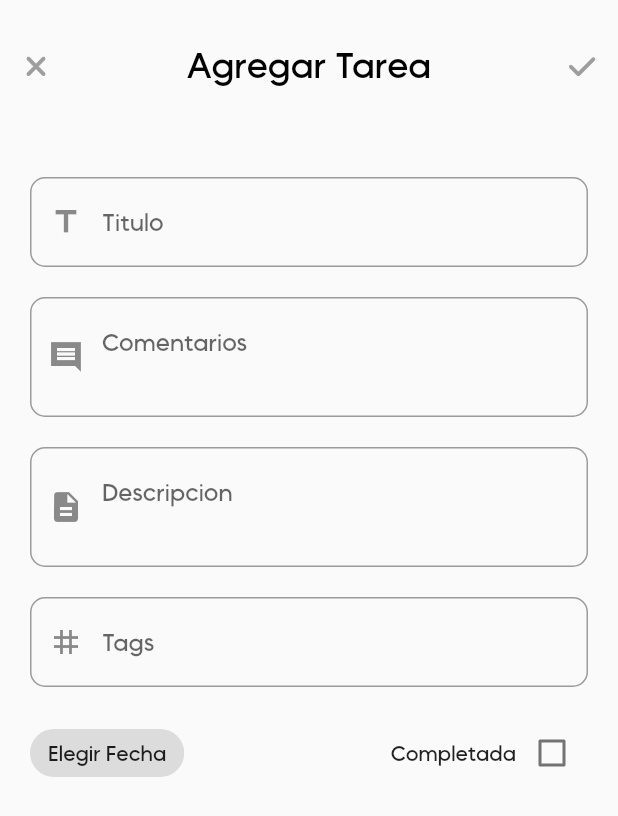
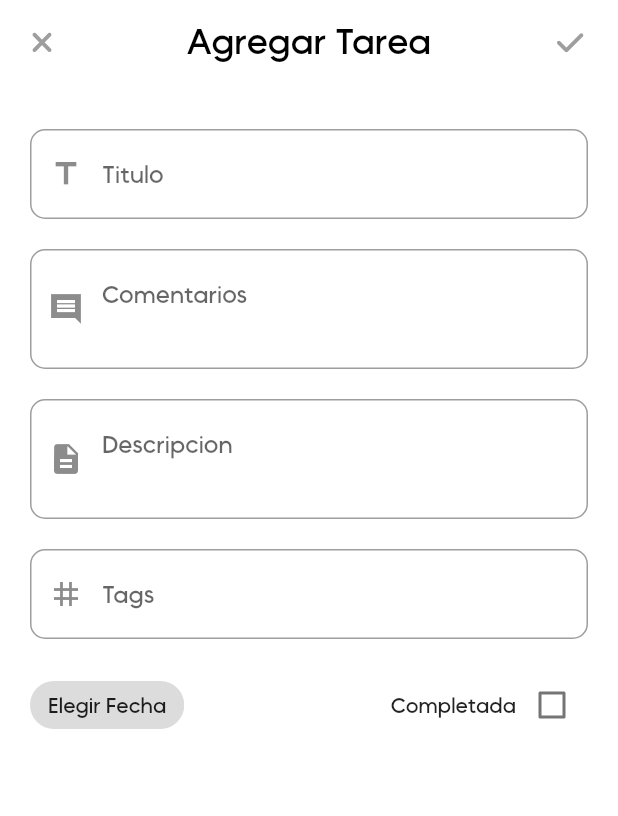
Before and after one commit to ibrhm-jz/nextline_app, a Flutter app: the EditTask screen opened directly, on a phone screen of 412 x 824 dp. Shown: the top 816 px of the screen. Run offline on Flutter 3.47's test engine with Material 2 defaults, Android fonts, the light colour scheme and no system bars; our stand-ins replace animated_splash_screen, fl_chart, fluttertoast, font_awesome_flutter, modal_bottom_sheet, salomon_bottom_bar and 1 more; network calls fail.

Commit message:
NXL-1 Refactorizacion de codigo y se agrega permiso de internet

```diff
--- a/lib/data/providers/task_provider.dart
+++ b/lib/data/providers/task_provider.dart
@@ -64,12 +64,12 @@ class TaskProvider with ChangeNotifier {
   }
 
   Future<void> orderAscendent() async {
-    taskList.sort((a, b) => b.dueDate!.compareTo(a.dueDate!));
+    taskList.sort((a, b) => b.title!.compareTo(a.title!));
     notifyListeners();
   }
 
   Future<void> orderDescendent() async {
-    taskList.sort((a, b) => a.dueDate!.compareTo(b.dueDate!));
+    taskList.sort((a, b) => a.title!.compareTo(b.title!));
     notifyListeners();
   }
 
--- a/lib/data/repository/task_repository.dart
+++ b/lib/data/repository/task_repository.dart
@@ -39,7 +39,6 @@ class TaskRepository {
     http.Response response =
         await http.put(_baseUri, body: body, headers: headers);
     final data = jsonDecode(response.body);
-    print(data);
     TaskModel task = TaskModel.fromJson(data['task']);
     return task;
   }
--- a/lib/ui/views/chart/views/chart.dart
+++ b/lib/ui/views/chart/views/chart.dart
@@ -55,8 +55,10 @@ class _ChartState extends State<Chart> {
                 ? Expanded(child: Center(child: DefaultCircularProgress()))
                 : Container(
                     child: _watch.taskList.isEmpty
-                        ? const Center(
-                            child: Text('Aun no hay datos para mostrar'),
+                        ? const Expanded(
+                            child: Center(
+                              child: Text('Aún no hay datos para mostrar'),
+                            ),
                           )
                         : Column(
                             mainAxisAlignment: MainAxisAlignment.start,
--- a/lib/ui/views/splash/splash.dart
+++ b/lib/ui/views/splash/splash.dart
@@ -1,7 +1,6 @@
 import 'package:flutter/material.dart';
 import 'package:flutter/services.dart';
 import 'package:animated_splash_screen/animated_splash_screen.dart';
-import 'package:nextline_app/ui/utils/responsive.dart';
 import 'package:nextline_app/ui/views/botom_menu/bottom_menu.dart';
 
 class Splash extends StatefulWidget {
@@ -14,7 +13,6 @@ class Splash extends StatefulWidget {
 class _SplashState extends State<Splash> {
   @override
   Widget build(BuildContext context) {
-    Responsive _responsive = new Responsive(context);
     SystemChrome.setSystemUIOverlayStyle(const SystemUiOverlayStyle(
       statusBarColor: Colors.transparent,
     ));
--- a/lib/ui/views/task/skelentons/skelenton_card.dart
+++ b/lib/ui/views/task/skelentons/skelenton_card.dart
@@ -1,5 +1,4 @@
 import 'package:flutter/material.dart';
-import 'package:nextline_app/ui/constants/colors.dart';
 import 'package:nextline_app/ui/utils/responsive.dart';
 import 'package:skeletons/skeletons.dart';
 
--- a/lib/ui/views/task/views/edit_task.dart
+++ b/lib/ui/views/task/views/edit_task.dart
@@ -7,6 +7,7 @@ import 'package:nextline_app/data/repository/task_repository.dart';
 import 'package:nextline_app/ui/utils/responsive.dart';
 import 'package:nextline_app/ui/widgets/fields/default_prefix_field.dart';
 import 'package:nextline_app/ui/widgets/loaders/default_progress_dialog.dart';
+import 'package:nextline_app/utils/toast.dart';
 import 'package:nextline_app/utils/utils.dart';
 import 'package:provider/provider.dart';
 
@@ -49,6 +50,7 @@ class _EditTaskState extends State<EditTask> {
   }
 
   _updateTask() async {
+    setState(() => _loadingTask = true);
     TaskRepository _taskRepository = TaskRepository();
     Map<String, String> _dataJson =
         await context.read<TaskProvider>().serializeData();
@@ -57,21 +59,26 @@ class _EditTaskState extends State<EditTask> {
     await context
         .read<TaskProvider>()
         .updateTask(task: response, i: widget.index!);
+    setState(() => _loadingTask = false);
+    successToast('Se edito con éxito');
     Navigator.pop(context);
     context.read<TaskProvider>().clean();
   }
 
   _createTask() async {
     try {
+      setState(() => _loadingTask = true);
       TaskRepository _taskRepository = TaskRepository();
       Map<String, String> _dataJson =
           await context.read<TaskProvider>().serializeData();
       TaskModel response = await _taskRepository.createTask(body: _dataJson);
 
       await context.read<TaskProvider>().createTask(task: response);
+      setState(() => _loadingTask = false);
+      successToast('Se añadio con éxito');
       Navigator.pop(context);
     } catch (e) {
-      print(e);
+      setState(() => _loadingTask = false);
     }
   }
 
@@ -90,20 +97,18 @@ class _EditTaskState extends State<EditTask> {
     return Material(
       child: SizedBox(
         height: _responsive.height - 100,
-        child: SingleChildScrollView(
-          controller: ModalScrollController.of(context),
         child: _loadingTask
             ? SizedBox(
                 height: _responsive.height - 100,
                 child: Center(child: DefaultCircularProgress()))
-              : Column(
-                  children: [
-                    Padding(
-                      padding: const EdgeInsets.only(top: 20, bottom: 20),
-                      child: Row(
-                        mainAxisAlignment: MainAxisAlignment.spaceBetween,
-                        children: [
-                          IconButton(
+            : Scaffold(
+                backgroundColor: Colors.white,
+                appBar: AppBar(
+                  backgroundColor: Colors.white,
+                  elevation: 0,
+                  leading: Padding(
+                    padding: const EdgeInsets.all(8.0),
+                    child: IconButton(
                       icon: const FaIcon(
                         FontAwesomeIcons.xmark,
                         color: Colors.grey,
@@ -113,7 +118,9 @@ class _EditTaskState extends State<EditTask> {
                         Navigator.pop(context);
                       },
                     ),
-                          widget.update
+                  ),
+                  centerTitle: true,
+                  title: widget.update
                       ? Text(
                           'Editar Tarea',
                           style: Theme.of(context).textTheme.headline1,
@@ -122,7 +129,10 @@ class _EditTaskState extends State<EditTask> {
                           'Agregar Tarea',
                           style: Theme.of(context).textTheme.headline1,
                         ),
-                          IconButton(
+                  actions: [
+                    Padding(
+                      padding: const EdgeInsets.all(8.0),
+                      child: IconButton(
                         icon: const FaIcon(
                           FontAwesomeIcons.check,
                           color: Colors.grey,
@@ -134,9 +144,13 @@ class _EditTaskState extends State<EditTask> {
                           await _saveTask();
                         },
                       ),
+                    ),
                   ],
                 ),
-                    ),
+                body: SingleChildScrollView(
+                  controller: ModalScrollController.of(context),
+                  child: Column(
+                    children: [
                       Container(
                         padding: const EdgeInsets.symmetric(
                           horizontal: 20,
@@ -179,7 +193,8 @@ class _EditTaskState extends State<EditTask> {
                               ),
                               const SizedBox(height: 20),
                               Row(
-                              mainAxisAlignment: MainAxisAlignment.spaceBetween,
+                                mainAxisAlignment:
+                                    MainAxisAlignment.spaceBetween,
                                 children: [
                                   Align(
                                     alignment: Alignment.centerLeft,
@@ -187,7 +202,7 @@ class _EditTaskState extends State<EditTask> {
                                       onTap: () => pickDateDialog(context),
                                       child: Chip(
                                         label: _watch.selectTime == null
-                                          ? Text('Elegir Fecha')
+                                            ? const Text('Elegir Fecha')
                                             : Text(formattDateNumber(
                                                 _watch.selectTime)),
                                       ),
@@ -216,6 +231,7 @@ class _EditTaskState extends State<EditTask> {
                   ),
                 ),
               ),
+      ),
     );
   }
 
--- a/lib/ui/views/task/views/incompleted_task.dart
+++ b/lib/ui/views/task/views/incompleted_task.dart
@@ -7,7 +7,7 @@ import 'package:nextline_app/data/repository/task_repository.dart';
 import 'package:nextline_app/ui/views/task/skelentons/skelenton_card.dart';
 import 'package:nextline_app/ui/views/task/views/edit_task.dart';
 import 'package:nextline_app/ui/views/task/widgets/card_task.dart';
-import 'package:nextline_app/utils/utils.dart';
+import 'package:nextline_app/utils/toast.dart';
 import 'package:provider/provider.dart';
 
 class IncompleteTaskPage extends StatefulWidget {
@@ -82,7 +82,8 @@ class _IncompleteTaskPageState extends State<IncompleteTaskPage> {
                 ? const Expanded(child: SkeletonCard())
                 : buildView(context),
           ],
-          )),
+        ),
+      ),
       floatingActionButton: FloatingActionButton(
         onPressed: () {
           context.read<TaskProvider>().clean();
```
Also changed, not shown: lib/ui/views/task/widgets/card_task.dart (+19 -4 lines), 1 other file. Lines whose indentation alone changed are shown as unchanged.
